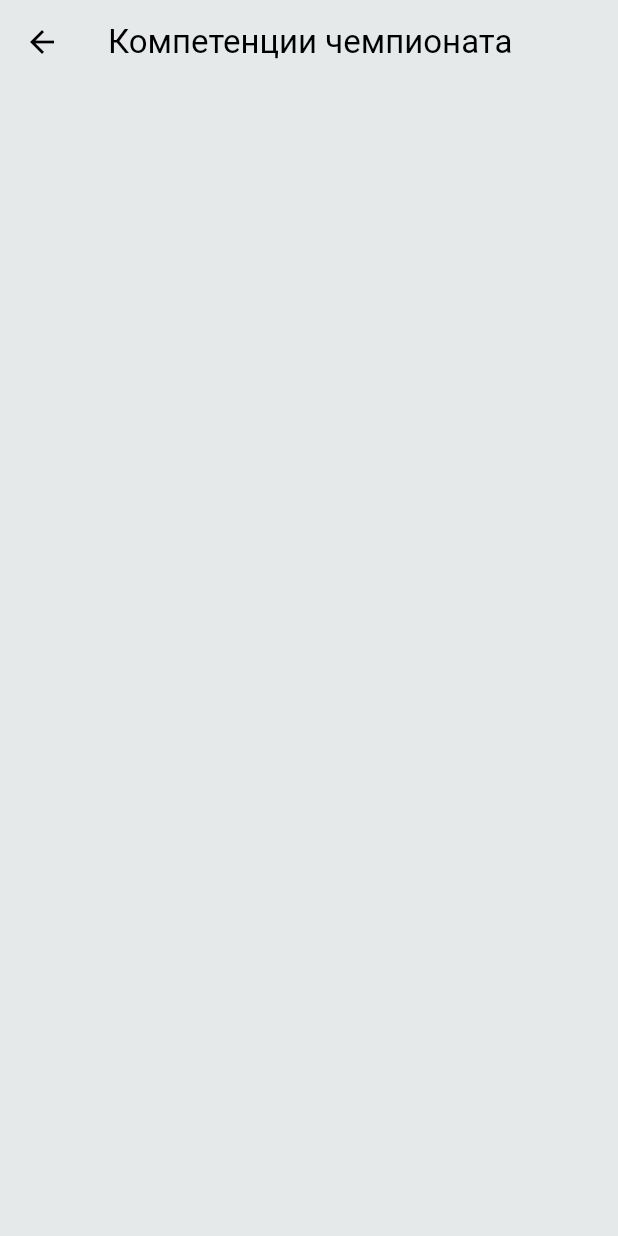
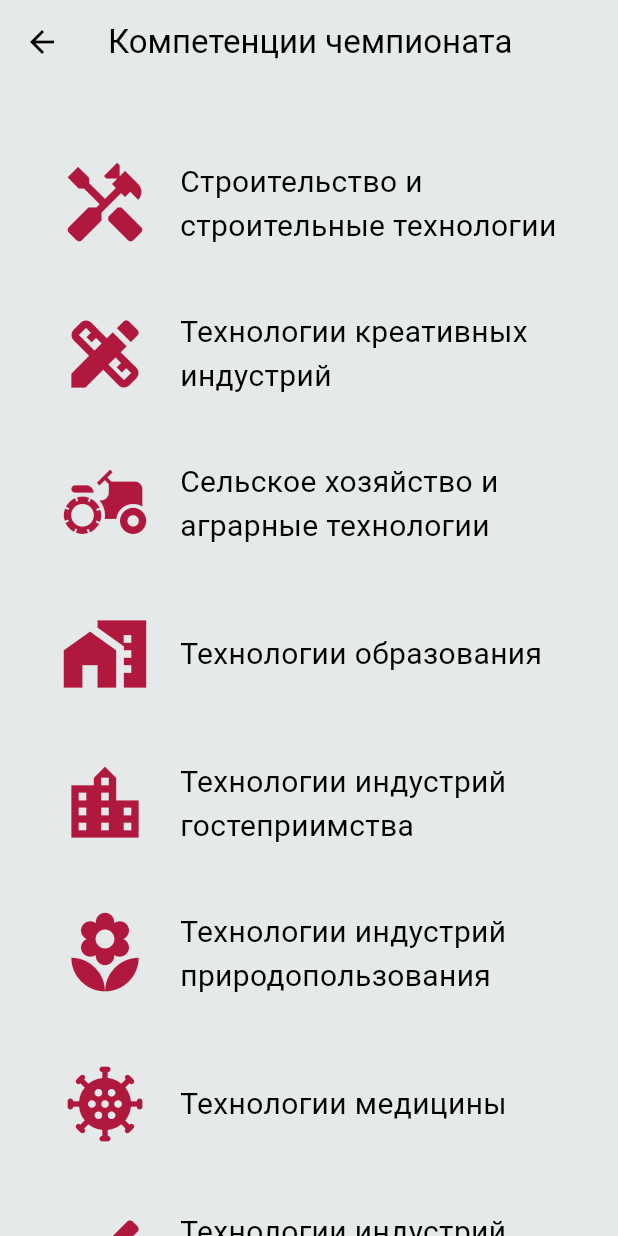
Before and after one commit to AreHumphrey/WorldSkills, a Flutter app: the WorldSkillsPage_2 screen opened directly, on a phone screen of 412 x 824 dp. Run offline on Flutter 3.47's test engine with Material 3 defaults, Android fonts, the phone set to English and light mode, and no system bars; our stand-ins replace flutter_svg.

Commit message:
add pages info

```diff
--- a/lib/info_pages/world_skills_info_2.dart
+++ b/lib/info_pages/world_skills_info_2.dart
@@ -1,6 +1,44 @@
 import 'package:flutter/material.dart';
 
 class WorldSkillsPage_2 extends StatelessWidget {
+  final List<IconData> icons = [
+    Icons.handyman,
+    Icons.design_services,
+    Icons.agriculture,
+    Icons.maps_home_work,
+    Icons.location_city,
+    Icons.local_florist,
+    Icons.coronavirus,
+    Icons.brush,
+    Icons.local_atm,
+    Icons.square_foot,
+    Icons.architecture,
+    Icons.settings_input_component,
+    Icons.developer_board,
+    Icons.color_lens,
+    Icons.cleaning_services,
+    Icons.delivery_dining,
+  ];
+
+  final List<String> texts = [
+    "Строительство и строительные технологии",
+    "Технологии креативных индустрий",
+    "Сельское хозяйство и аграрные технологии",
+    "Технологии образования",
+    "Технологии индустрий гостеприимства",
+    "Технологии индустрий природопользования",
+    "Технологии медицины",
+    "Технологии индустрий красоты",
+    "Торговля и финансы",
+    "Образование",
+    "Abilympics",
+    "Производство и инженерные технологии",
+    "Информационные и коммуникационные технологии",
+    "Творчество и дизайн",
+    "Сфера услуг",
+    "Транспорт и логистика"
+  ];
+
   @override
   Widget build(BuildContext context) {
     return Scaffold(
@@ -8,11 +46,35 @@ class WorldSkillsPage_2 extends StatelessWidget {
         title: Text('Компетенции чемпионата'),
       ),
       body: SingleChildScrollView(
-        padding: EdgeInsets.all(20),
+        padding: EdgeInsets.all(40),
         child: Column(
           crossAxisAlignment: CrossAxisAlignment.start,
           children: <Widget>[
-
+            SizedBox(height: 10),
+            ListView.builder(
+              shrinkWrap: true,
+              physics: NeverScrollableScrollPhysics(),
+              itemCount: texts.length,
+              itemBuilder: (BuildContext context, int index) {
+                return Padding(
+                  padding: EdgeInsets.only(bottom: 40),
+                  child: Row(
+                    children: <Widget>[
+                      Icon(icons[index], size: 60, color: Color(0xFFB0183D)),
+                      SizedBox(width: 20),
+                      Flexible(
+                        child: Text(
+                          texts[index],
+                          style: TextStyle(
+                            fontSize: 20,
+                          ),
+                        ),
+                      ),
+                    ],
+                  ),
+                );
+              },
+            ),
           ],
         ),
       ),
--- a/pubspec.yaml
+++ b/pubspec.yaml
@@ -75,6 +75,8 @@ flutter:
     - assets/worldskills_rus_info.jpg
     - assets/worldskills_info.jpg
     - assets/world_skills_foto_1.jpg
+    - assets/worldskills_info_rus_1.jpg
+    - assets/worldskills_info_rus_2.jpg
 
 
   # An image asset can refer to one or more resolution-specific "variants", see
```
Also changed, not shown: lib/central_page.dart (+6 -2 lines), lib/info_pages/wold_skills_rus_info.dart (+101 -0 lines), lib/info_pages/wold_skills_rus_info_1.dart (added, +92 -0 lines), lib/info_pages/wold_skills_rus_info_2.dart (added, +48 -0 lines), lib/info_pages/world_skills_info.dart (+9 -2 lines), lib/info_pages/world_skills_info_3.dart (added, +63 -0 lines), assets/worldskills_info_rus_1.jpg (added), assets/worldskills_info_rus_2.jpg (added).
